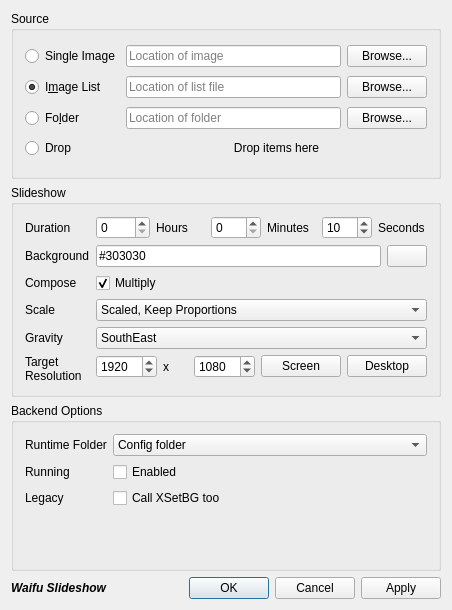
This is mainwindow.ui in Spencerx/qt314wall as Qt 5 draws it before an edit. The edited form follows.
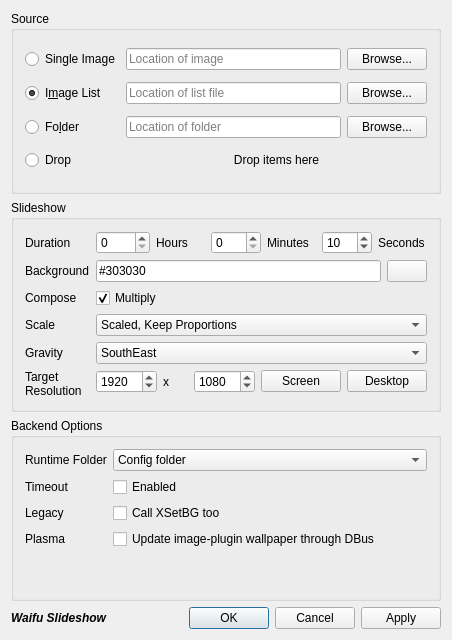
This is the edited form. Icons and pictures are not drawn.

Commit message:
main,mainwindow: add plasma wallpaper dbus call option
Update the wallpaper through dbus on plasma.

```diff
--- a/mainwindow.ui
+++ b/mainwindow.ui
@@ -7,7 +7,7 @@
     <x>0</x>
     <y>0</y>
     <width>452</width>
-    <height>610</height>
+    <height>640</height>
    </rect>
   </property>
   <property name="sizePolicy">
@@ -417,7 +417,7 @@
       <item row="1" column="0">
        <widget class="QLabel" name="label_4">
         <property name="text">
-         <string>Running</string>
+         <string>Timeout</string>
         </property>
        </widget>
       </item>
@@ -473,6 +473,20 @@
         </property>
        </widget>
       </item>
+      <item row="3" column="0">
+       <widget class="QLabel" name="label_16">
+        <property name="text">
+         <string>Plasma</string>
+        </property>
+       </widget>
+      </item>
+      <item row="3" column="1">
+       <widget class="QCheckBox" name="plasmaDBus">
+        <property name="text">
+         <string>Update image-plugin wallpaper through DBus</string>
+        </property>
+       </widget>
+      </item>
      </layout>
     </widget>
    </item>
```
The commit also changes 6 other files.
